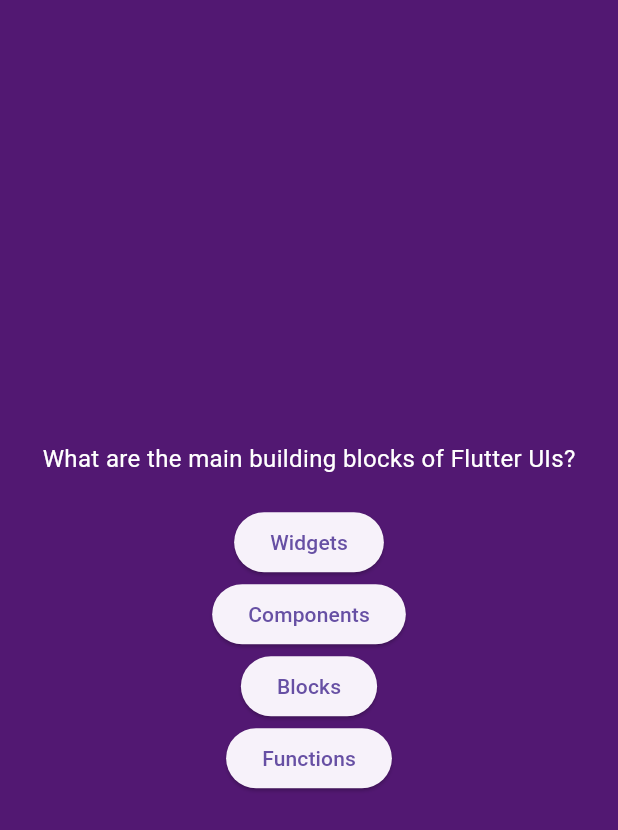
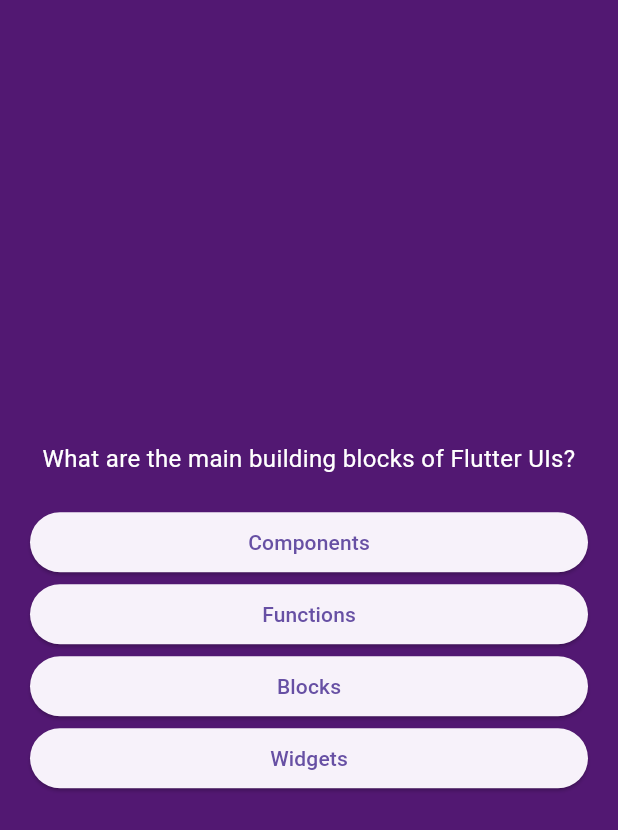
Before and after one commit to MaheshB77/second_app, a Flutter app: the screen it shows after launch, after a tap on "Start Quiz!", on a phone screen of 412 x 824 dp. Shown: the top 830 px of the screen. Run offline on Flutter 3.47's test engine with Material 3 defaults, Android fonts, the phone set to English and light mode, and no system bars.

```diff
--- a/lib/quiz_app/models/quiz_question.dart
+++ b/lib/quiz_app/models/quiz_question.dart
@@ -3,4 +3,10 @@ class QuizQuestion {
   final List<String> answers;
 
   const QuizQuestion(this.question, this.answers);
+
+  List<String> getShuffledAnswers() {
+    final shuffled = List.of(answers);
+    shuffled.shuffle();
+    return shuffled;
+  }
 }
--- a/lib/quiz_app/screens/questions_screen.dart
+++ b/lib/quiz_app/screens/questions_screen.dart
@@ -18,8 +18,11 @@ class _QuestionsScreenState extends State<QuestionsScreen> {
   Widget build(BuildContext context) {
     return SizedBox(
       width: double.infinity,
+      child: Container(
+        margin: const EdgeInsets.all(20),
         child: Column(
           mainAxisAlignment: MainAxisAlignment.center,
+          crossAxisAlignment: CrossAxisAlignment.stretch,
           children: [
             Text(
               currentQuestion.question,
@@ -27,9 +30,10 @@ class _QuestionsScreenState extends State<QuestionsScreen> {
                 color: Colors.white,
                 fontSize: 16,
               ),
+              textAlign: TextAlign.center,
             ),
             verticalSpace(20),
-          ...currentQuestion.answers.map(
+            ...currentQuestion.getShuffledAnswers().map(
               (ans) => AnswerButton(
                 answer: ans,
                 onTap: () {},
@@ -37,6 +41,7 @@ class _QuestionsScreenState extends State<QuestionsScreen> {
             ),
           ],
         ),
+      ),
     );
   }
 }
```
Lines whose indentation alone changed are shown as unchanged.
